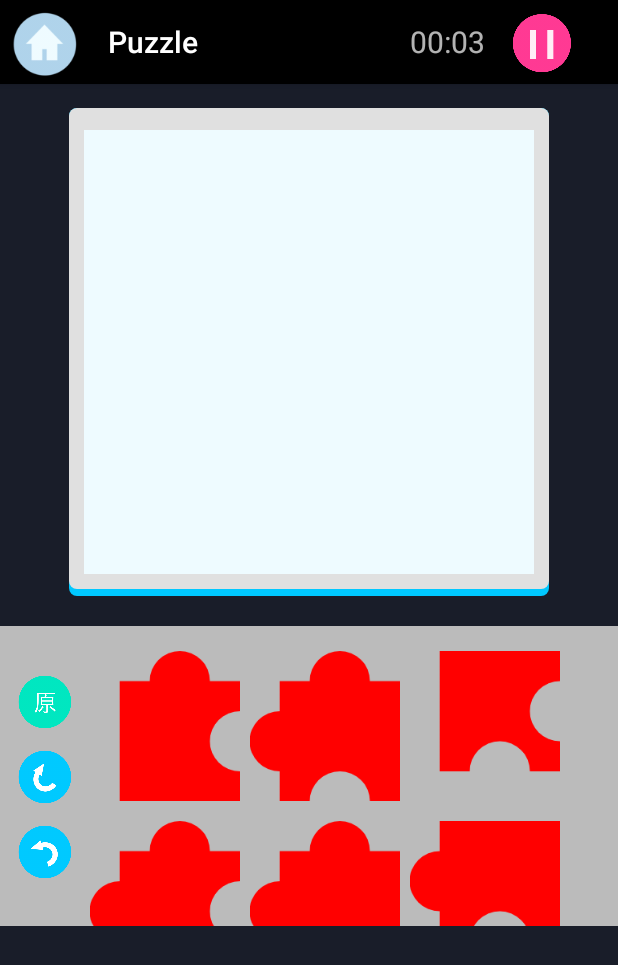
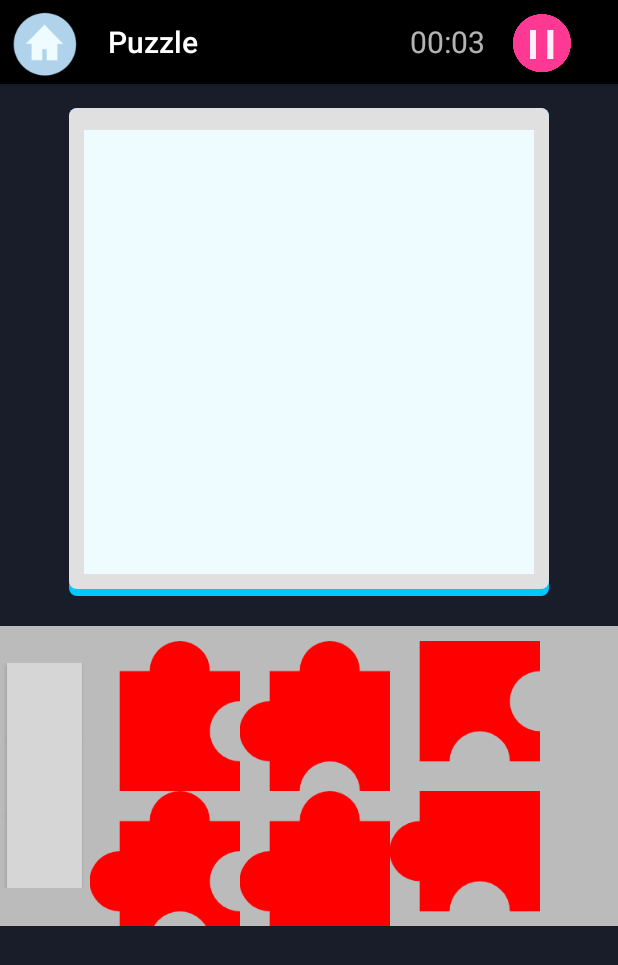
Before and after one commit to GitHzc/Puzzle, an Android app: the GameActivity screen opened directly, with no data from a screen before it, after a tap on an icon or button, on a phone screen of 412 x 824 dp. Shown: the top 965 px of the screen. Run offline under Robolectric (Android 15) with nearby library versions, the light colour scheme and no system bars; our stand-ins replace ButterKnife, EventBus, RxJava; 9 statements that could not run were skipped; grey boxes are pictures that could not be loaded.

Commit message:
Update GameActivity.java

```diff
--- a/app/src/main/java/com/example/puzzle/activity/GameActivity.java
+++ b/app/src/main/java/com/example/puzzle/activity/GameActivity.java
@@ -178,16 +178,25 @@ public class GameActivity extends BaseActivity {
         o.setOnClickListener(new View.OnClickListener() {
             @Override
             public void onClick(View view) {
-                right = 0;
-                left = 0;
-                rl = 1;
-                view.setBackgroundResource(R.drawable.original);
-                r.setBackgroundResource(R.drawable.right);
-                l.setBackgroundResource(R.drawable.left);
+                view.setBackgroundResource(R.mipmap.original);
+                r.setBackgroundResource(R.mipmap.right);
+                l.setBackgroundResource(R.mipmap.left);
+
+                yuantutu();
             }
         });
 
 
+    }
+
+    private void yuantutu(){
+        dialogBuilder =  new AlertDialog.Builder(mContext,R.style.dialog);
+        alertDialog = dialogBuilder
+                .setView(R.layout.yuantu)
+                .create();
+        alertDialog.show();
+        ImageView im = (ImageView) alertDialog.findViewById(R.id.yuan);
+        im.setImageBitmap(mBitmap);
     }
     @Subscribe(threadMode = ThreadMode.MAIN)
     public void onEvent(TimeEvent event) {
@@ -205,10 +214,6 @@ public class GameActivity extends BaseActivity {
                 Matrix matrix=new Matrix();
                 matrix.postRotate((float) 90,v.getWidth()/2,v.getHeight()/2);
                 v.setImageMatrix(matrix);
-
-                GridLayout.LayoutParams lp = new GridLayout.LayoutParams(v.getLayoutParams());
-                lp.setMargins(0, 10, 10, 10);
-                v.setLayoutParams(lp);
             }
             st = 2;
         }
@@ -354,9 +359,8 @@ public class GameActivity extends BaseActivity {
             Log.d(TAG, "split finish");
 
             LinearLayout.LayoutParams layoutParams = new LinearLayout.LayoutParams(
-                    LinearLayout.LayoutParams.WRAP_CONTENT,
-                    LinearLayout.LayoutParams.WRAP_CONTENT);
-            layoutParams.setMarginEnd(20);
+                    150, 150);
+            layoutParams.setMargins(0, 10, 10, 10);
 
             int mLevel = PuzzleApplication.getLevel();
 
```
